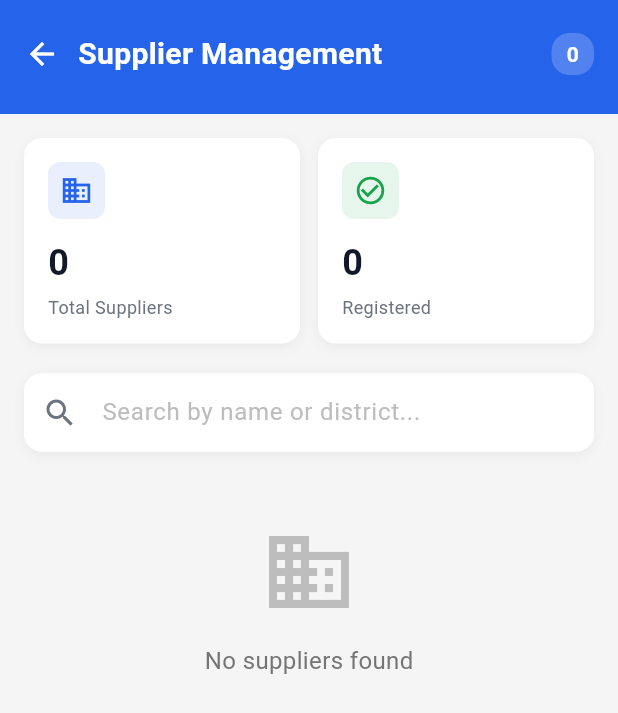
After one commit to samarth-singla/TRA-FPCL, a Flutter app: the SuppliersScreen screen opened directly, on a phone screen of 412 x 824 dp. The commit adds this screen. Shown: the top 713 px of the screen. Run offline on Flutter 3.47's test engine with Material 3 defaults, Android fonts, the light colour scheme and no system bars; our stand-ins replace cloud_functions, connectivity_plus, firebase_auth, firebase_core, firebase_messaging, flutter_local_notifications and 5 more; accounts and stored records are empty.

Commit message:
feat: implement RAE Cancelled Orders tab and Admin Suppliers screen

```diff
--- /dev/null
+++ b/devtools_options.yaml
@@ -0,0 +1,3 @@
+description: This file stores settings for Dart & Flutter DevTools.
+documentation: https://docs.flutter.dev/tools/devtools/extensions#configure-extension-enablement-states
+extensions:
--- /dev/null
+++ b/lib/screens/admin/suppliers_screen.dart
@@ -0,0 +1,441 @@
+import 'package:flutter/material.dart';
+import '../../services/admin_service.dart';
+
+/// Suppliers Management Screen for Admin
+///
+/// Lists all registered suppliers with their details.
+/// Features:
+///   – Search by name or district
+///   – Stat cards: Total Suppliers, Active This Month
+///   – Supplier cards: name, district, contact
+///   – View supplier performance metrics
+class SuppliersScreen extends StatefulWidget {
+  const SuppliersScreen({super.key});
+
+  @override
+  State<SuppliersScreen> createState() => _SuppliersScreenState();
+}
+
+class _SuppliersScreenState extends State<SuppliersScreen> {
+  static const _blue = Color(0xFF2563EB);
+  static const _green = Color(0xFF16A34A);
+
+  final _service = AdminService();
+  final _searchCtrl = TextEditingController();
+
+  List<Map<String, String>> _suppliers = [];
+  List<Map<String, String>> _filtered = [];
+  bool _loading = true;
+
+  @override
+  void initState() {
+    super.initState();
+    _loadData();
+    _searchCtrl.addListener(_filter);
+  }
+
+  @override
+  void dispose() {
+    _searchCtrl.dispose();
+    super.dispose();
+  }
+
+  Future<void> _loadData() async {
+    setState(() => _loading = true);
+    final suppliers = await _service.getSuppliers();
+    if (mounted) {
+      setState(() {
+        _suppliers = suppliers;
+        _filtered = suppliers;
+        _loading = false;
+      });
+    }
+  }
+
+  void _filter() {
+    final query = _searchCtrl.text.toLowerCase();
+    setState(() {
+      _filtered = _suppliers.where((s) {
+        final name = s['name']?.toLowerCase() ?? '';
+        final district = s['district']?.toLowerCase() ?? '';
+        return name.contains(query) || district.contains(query);
+      }).toList();
+    });
+  }
+
+  @override
+  Widget build(BuildContext context) {
+    return Scaffold(
+      backgroundColor: const Color(0xFFF5F5F5),
+      body: SafeArea(
+        child: Column(
+          children: [
+            _buildHeader(),
+            if (_loading)
+              const Expanded(
+                child: Center(child: CircularProgressIndicator()),
+              )
+            else
+              Expanded(
+                child: RefreshIndicator(
+                  onRefresh: _loadData,
+                  child: SingleChildScrollView(
+                    padding: const EdgeInsets.all(16),
+                    child: Column(
+                      children: [
+                        _buildStatCards(),
+                        const SizedBox(height: 20),
+                        _buildSearchBar(),
+                        const SizedBox(height: 16),
+                        _buildSuppliersList(),
+                      ],
+                    ),
+                  ),
+                ),
+              ),
+          ],
+        ),
+      ),
+    );
+  }
+
+  // ─── Header ───────────────────────────────────────────────────────────────
+
+  Widget _buildHeader() {
+    return Container(
+      color: _blue,
+      padding: const EdgeInsets.fromLTRB(4, 12, 16, 16),
+      child: Row(
+        children: [
+          IconButton(
+            icon: const Icon(Icons.arrow_back, color: Colors.white),
+            onPressed: () => Navigator.pop(context),
+          ),
+          const Expanded(
+            child: Text(
+              'Supplier Management',
+              style: TextStyle(
+                color: Colors.white,
+                fontSize: 20,
+                fontWeight: FontWeight.bold,
+              ),
+            ),
+          ),
+          if (_loading)
+            const SizedBox(
+              width: 20,
+              height: 20,
+              child: CircularProgressIndicator(
+                color: Colors.white,
+                strokeWidth: 2,
+              ),
+            )
+          else
+            Container(
+              padding: const EdgeInsets.symmetric(horizontal: 10, vertical: 4),
+              decoration: BoxDecoration(
+                color: Colors.white.withOpacity(0.2),
+                borderRadius: BorderRadius.circular(12),
+              ),
+              child: Text(
+                '${_suppliers.length}',
+                style: const TextStyle(
+                  color: Colors.white,
+                  fontWeight: FontWeight.bold,
+                ),
+              ),
+            ),
+        ],
+      ),
+    );
+  }
+
+  // ─── Stat Cards ───────────────────────────────────────────────────────────
+
+  Widget _buildStatCards() {
+    final total = _suppliers.length;
+
+    return Row(
+      children: [
+        Expanded(
+          child: _statCard(
+            icon: Icons.business_outlined,
+            label: 'Total Suppliers',
+            value: '$total',
+            color: _blue,
+          ),
+        ),
+        const SizedBox(width: 12),
+        Expanded(
+          child: _statCard(
+            icon: Icons.check_circle_outline,
+            label: 'Registered',
+            value: '$total',
+            color: _green,
+          ),
+        ),
+      ],
+    );
+  }
+
+  Widget _statCard({
+    required IconData icon,
+    required String label,
+    required String value,
+    required Color color,
+  }) {
+    return Container(
+      padding: const EdgeInsets.all(16),
+      decoration: BoxDecoration(
+        color: Colors.white,
+        borderRadius: BorderRadius.circular(12),
+        boxShadow: [
+          BoxShadow(
+            color: Colors.black.withOpacity(0.05),
+            blurRadius: 6,
+            offset: const Offset(0, 2),
+          ),
+        ],
+      ),
+      child: Column(
+        crossAxisAlignment: CrossAxisAlignment.start,
+        children: [
+          Container(
+            padding: const EdgeInsets.all(8),
+            decoration: BoxDecoration(
+              color: color.withOpacity(0.1),
+              borderRadius: BorderRadius.circular(8),
+            ),
+            child: Icon(icon, color: color, size: 22),
+          ),
+          const SizedBox(height: 12),
+          Text(
+            value,
+            style: const TextStyle(
+              fontSize: 24,
+              fontWeight: FontWeight.bold,
+              color: Color(0xFF111827),
+            ),
+          ),
+          const SizedBox(height: 4),
+          Text(
+            label,
+            style: const TextStyle(
+              fontSize: 12,
+              color: Color(0xFF6B7280),
+            ),
+          ),
+        ],
+      ),
+    );
+  }
+
+  // ─── Search Bar ───────────────────────────────────────────────────────────
+
+  Widget _buildSearchBar() {
+    return Container(
+      decoration: BoxDecoration(
+        color: Colors.white,
+        borderRadius: BorderRadius.circular(12),
+        boxShadow: [
+          BoxShadow(
+            color: Colors.black.withOpacity(0.05),
+            blurRadius: 6,
+            offset: const Offset(0, 2),
+          ),
+        ],
+      ),
+      child: TextField(
+        controller: _searchCtrl,
+        decoration: InputDecoration(
+          hintText: 'Search by name or district...',
+          hintStyle: TextStyle(color: Colors.grey[400]),
+          prefixIcon: const Icon(Icons.search, color: Color(0xFF6B7280)),
+          border: OutlineInputBorder(
+            borderRadius: BorderRadius.circular(12),
+            borderSide: BorderSide.none,
+          ),
+          filled: true,
+          fillColor: Colors.white,
+          contentPadding: const EdgeInsets.symmetric(horizontal: 16, vertical: 14),
+        ),
+      ),
+    );
+  }
+
+  // ─── Suppliers List ───────────────────────────────────────────────────────
+
+  Widget _buildSuppliersList() {
+    if (_filtered.isEmpty) {
+      return Center(
+        child: Padding(
+          padding: const EdgeInsets.all(32),
+          child: Column(
+            children: [
+              Icon(Icons.business_outlined, size: 64, color: Colors.grey[400]),
+              const SizedBox(height: 16),
+              Text(
+                'No suppliers found',
+                style: TextStyle(fontSize: 16, color: Colors.grey[600]),
+              ),
+            ],
+          ),
+        ),
+      );
+    }
+
+    return Column(
+      children: _filtered.map((supplier) => _supplierCard(supplier)).toList(),
+    );
+  }
+
+  Widget _supplierCard(Map<String, String> supplier) {
+    final name = supplier['name'] ?? 'Unknown';
+    final district = supplier['district'] ?? 'N/A';
+    final uid = supplier['uid'] ?? '';
+
+    // Extract initials for avatar
+    final initials = name.isNotEmpty
+        ? name.split(' ').take(2).map((w) => w[0]).join().toUpperCase()
+        : 'S';
+
+    return Container(
+      margin: const EdgeInsets.only(bottom: 12),
+      decoration: BoxDecoration(
+        color: Colors.white,
+        borderRadius: BorderRadius.circular(12),
+        boxShadow: [
+          BoxShadow(
+            color: Colors.black.withOpacity(0.05),
+            blurRadius: 6,
+            offset: const Offset(0, 2),
+          ),
+        ],
+      ),
+      child: Padding(
+        padding: const EdgeInsets.all(16),
+        child: Column(
+          crossAxisAlignment: CrossAxisAlignment.start,
+          children: [
+            Row(
+              children: [
+                // Avatar
+                Container(
+                  width: 48,
+                  height: 48,
+                  decoration: BoxDecoration(
+                    color: _blue.withOpacity(0.1),
+                    borderRadius: BorderRadius.circular(12),
+                  ),
+                  child: Center(
+                    child: Text(
+                      initials,
+                      style: TextStyle(
+                        fontSize: 18,
+                        fontWeight: FontWeight.bold,
+                        color: _blue,
+                      ),
+                    ),
+                  ),
+                ),
+                const SizedBox(width: 12),
+                // Name & District
+                Expanded(
+                  child: Column(
+                    crossAxisAlignment: CrossAxisAlignment.start,
+                    children: [
+                      Text(
+                        name,
+                        style: const TextStyle(
+                          fontSize: 16,
+                          fontWeight: FontWeight.bold,
+                          color: Color(0xFF111827),
+                        ),
+                      ),
+                      const SizedBox(height: 4),
+                      Row(
+                        children: [
+                          Icon(
+                            Icons.location_on_outlined,
+                            size: 14,
+                            color: Colors.grey[500],
+                          ),
+                          const SizedBox(width: 4),
+                          Text(
+                            district,
+                            style: TextStyle(
+                              fontSize: 13,
+                              color: Colors.grey[600],
+                            ),
+                          ),
+                        ],
+                      ),
+                    ],
+                  ),
+                ),
+                // Status badge
+                Container(
+                  padding: const EdgeInsets.symmetric(horizontal: 10, vertical: 4),
+                  decoration: BoxDecoration(
+                    color: _green.withOpacity(0.1),
+                    borderRadius: BorderRadius.circular(12),
+                  ),
+                  child: Text(
+                    'Active',
+                    style: TextStyle(
+                      fontSize: 11,
+                      fontWeight: FontWeight.w600,
+                      color: _green,
+                    ),
+                  ),
+                ),
+              ],
+            ),
+            const SizedBox(height: 12),
+            // Supplier ID
+            Row(
+              children: [
+                Icon(Icons.tag, size: 14, color: Colors.grey[400]),
+                const SizedBox(width: 4),
+                Text(
+                  'ID: ${uid.substring(0, 8).toUpperCase()}',
+                  style: TextStyle(
+                    fontSize: 12,
+                    color: Colors.grey[500],
+                  ),
+                ),
+              ],
+            ),
+            const SizedBox(height: 12),
+            const Divider(height: 1, color: Color(0xFFE5E7EB)),
+            const SizedBox(height: 12),
+            // Action button
+            SizedBox(
+              width: double.infinity,
+              child: OutlinedButton.icon(
+                onPressed: () {
+                  ScaffoldMessenger.of(context).showSnackBar(
+                    SnackBar(
+                      content: Text('View details for $name'),
+                      duration: const Duration(seconds: 2),
+                    ),
+                  );
+                },
+                icon: const Icon(Icons.visibility_outlined, size: 16),
+                label: const Text('View Performance'),
+                style: OutlinedButton.styleFrom(
+                  foregroundColor: _blue,
+                  side: BorderSide(color: _blue.withOpacity(0.3)),
+                  shape: RoundedRectangleBorder(
+                    borderRadius: BorderRadius.circular(8),
+                  ),
+                  padding: const EdgeInsets.symmetric(vertical: 10),
+                ),
+              ),
+            ),
+          ],
+        ),
+      ),
+    );
+  }
+}
--- a/lib/screens/dashboard/rae_dashboard.dart
+++ b/lib/screens/dashboard/rae_dashboard.dart
@@ -449,7 +449,7 @@ class _RAEDashboardState extends State<RAEDashboard> {
                           'Villages'),
                       const SizedBox(width: 12),
                       _farmerStatChip(
-                          '${farmers.fold<double>(0, (s, f) => s + f.landArea).toStringAsFixed(0)}',
+                          farmers.fold<double>(0, (s, f) => s + f.landArea).toStringAsFixed(0),
                           'Acres'),
                     ],
                   ),
--- a/lib/screens/rae/farmer_list_screen.dart
+++ b/lib/screens/rae/farmer_list_screen.dart
@@ -130,7 +130,7 @@ class _FarmerListScreenState extends State<FarmerListScreen> {
           _statChip('$villages', 'Villages', Icons.location_on,
               const Color(0xFF1565C0)),
           const SizedBox(width: 10),
-          _statChip('${totalLand.toStringAsFixed(1)}', 'Acres',
+          _statChip(totalLand.toStringAsFixed(1), 'Acres',
               Icons.landscape, const Color(0xFFF57C00)),
         ],
       ),
--- a/lib/screens/supplier/catalogue_management_screen.dart
+++ b/lib/screens/supplier/catalogue_management_screen.dart
@@ -698,7 +698,7 @@ class _CatalogueManagementScreenState
                   const SizedBox(height: 12),
                   // Category dropdown
                   DropdownButtonFormField<String>(
-                    value: selectedCat,
+                    initialValue: selectedCat,
                     decoration: _inputDecoration('Category *'),
                     items: _categories
                         .where((c) => c != 'All')
@@ -768,7 +768,7 @@ class _CatalogueManagementScreenState
                       try {
                         if (isEdit) {
                           await _service.updateProduct(
-                            productId: product!.id,
+                            productId: product.id,
                             name: nameCtrl.text.trim(),
                             description: descCtrl.text.trim(),
                             category: selectedCat,
```
Also changed, not shown: lib/admin_main.dart (+6 -2 lines), lib/screens/admin/admin_dashboard.dart (+7 -7 lines), lib/screens/auth/otp_verification_screen.dart (+6 -2 lines), lib/screens/rae/track_orders_screen.dart (+30 -3 lines), 2 other files.
